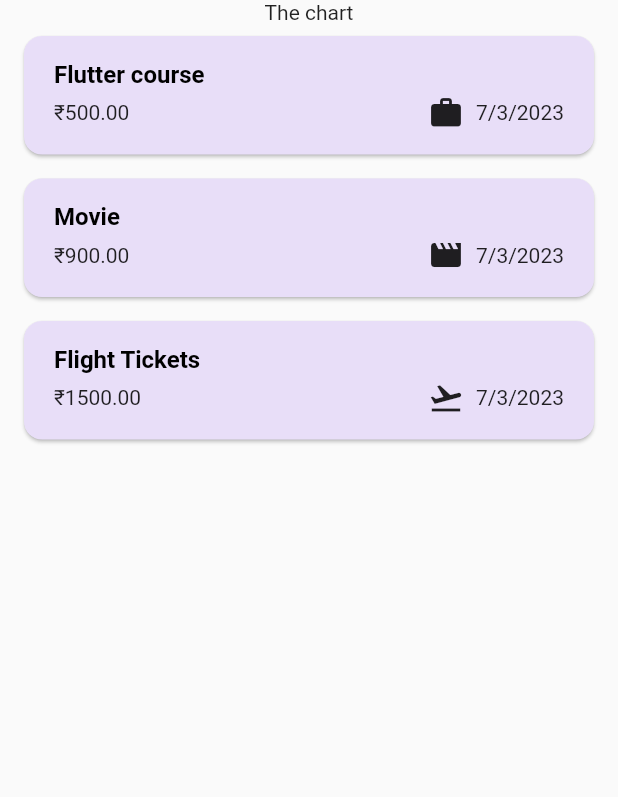
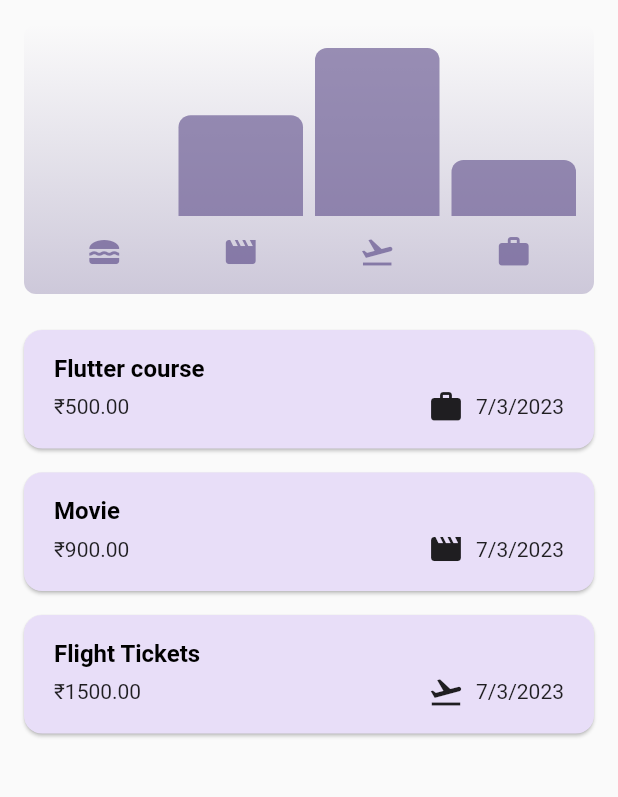
Before and after one commit to adityasood04/Expense-Tracker, a Flutter app: the screen it shows after launch, on a phone screen of 412 x 824 dp, the part 84-881 px from its top. Run offline on Flutter 3.47's test engine with Material 2 defaults, Android fonts, the phone set to English and light mode, and no system bars.

Commit message:
Added bar chart to all categories

```diff
--- a/lib/models/expense.dart
+++ b/lib/models/expense.dart
@@ -1,17 +1,19 @@
+import 'dart:math';
+
 import 'package:flutter/material.dart';
 import 'package:uuid/uuid.dart';
 import 'package:intl/intl.dart';
-
-
 
 final formatter = DateFormat.yMd();
 
 const uuid = Uuid();
 
-enum Category{
-  food, travel, leisure, work,
+enum Category {
+  food,
+  travel,
+  leisure,
+  work,
 }
-
 
 const categoryIcons = {
   Category.food: Icons.lunch_dining,
@@ -20,14 +22,13 @@ const categoryIcons = {
   Category.work: Icons.work,
 };
 
-class Expense{
-
-  Expense({
-    required this.title,
-    required this.amount,
-    required this.date,
-    required this.category
-  }) : id = uuid.v4();
+class Expense {
+  Expense(
+      {required this.title,
+      required this.amount,
+      required this.date,
+      required this.category})
+      : id = uuid.v4();
 
   final String id;
   final String title;
@@ -35,10 +36,25 @@ class Expense{
   final DateTime date;
   final Category category;
 
-  String get formattedDate{
+  String get formattedDate {
     return formatter.format(date);
   }
+}
 
+class ExpenseBucket {
+  const ExpenseBucket({required this.category, required this.expenses});
+  ExpenseBucket.forCategory(List<Expense> allExpenses, this.category)
+      : expenses = allExpenses
+            .where((expense) => expense.category == category)
+            .toList();
 
-
+  final Category category;
+  final List<Expense> expenses;
+  double get totalExpenses {
+    double sum = 0;
+    for (final expense in expenses) {
+      sum = sum + expense.amount;
+    }
+    return sum;
+  }
 }
--- /dev/null
+++ b/lib/widgets/chart/chart.dart
@@ -0,0 +1,95 @@
+import 'package:flutter/material.dart';
+
+import 'package:expense_tracker/widgets/chart/chart_bar.dart';
+import 'package:expense_tracker/models/expense.dart';
+
+class Chart extends StatelessWidget {
+  const Chart({super.key, required this.expenses});
+
+  final List<Expense> expenses;
+
+  List<ExpenseBucket> get buckets {
+    return [
+      ExpenseBucket.forCategory(expenses, Category.food),
+      ExpenseBucket.forCategory(expenses, Category.leisure),
+      ExpenseBucket.forCategory(expenses, Category.travel),
+      ExpenseBucket.forCategory(expenses, Category.work),
+    ];
+  }
+
+  double get maxTotalExpense {
+    double maxTotalExpense = 0;
+
+    for (final bucket in buckets) {
+      if (bucket.totalExpenses > maxTotalExpense) {
+        maxTotalExpense = bucket.totalExpenses;
+      }
+    }
+
+    return maxTotalExpense;
+  }
+
+  @override
+  Widget build(BuildContext context) {
+    final isDarkMode =
+        MediaQuery.of(context).platformBrightness == Brightness.dark;
+    return Container(
+      margin: const EdgeInsets.all(16),
+      padding: const EdgeInsets.symmetric(
+        vertical: 16,
+        horizontal: 8,
+      ),
+      width: double.infinity,
+      height: 180,
+      decoration: BoxDecoration(
+        borderRadius: BorderRadius.circular(8),
+        gradient: LinearGradient(
+          colors: [
+            Theme.of(context).colorScheme.primary.withOpacity(0.3),
+            Theme.of(context).colorScheme.primary.withOpacity(0.0)
+          ],
+          begin: Alignment.bottomCenter,
+          end: Alignment.topCenter,
+        ),
+      ),
+      child: Column(
+        children: [
+          Expanded(
+            child: Row(
+              crossAxisAlignment: CrossAxisAlignment.end,
+              children: [
+                for (final bucket in buckets) // alternative to map()
+                  ChartBar(
+                    fill: bucket.totalExpenses == 0
+                        ? 0
+                        : bucket.totalExpenses / maxTotalExpense,
+                  )
+              ],
+            ),
+          ),
+          const SizedBox(height: 12),
+          Row(
+            children: buckets
+                .map(
+                  (bucket) => Expanded(
+                    child: Padding(
+                      padding: const EdgeInsets.symmetric(horizontal: 4),
+                      child: Icon(
+                        categoryIcons[bucket.category],
+                        color: isDarkMode
+                            ? Theme.of(context).colorScheme.secondary
+                            : Theme.of(context)
+                                .colorScheme
+                                .primary
+                                .withOpacity(0.7),
+                      ),
+                    ),
+                  ),
+                )
+                .toList(),
+          )
+        ],
+      ),
+    );
+  }
+}
--- /dev/null
+++ b/lib/widgets/chart/chart_bar.dart
@@ -0,0 +1,34 @@
+import 'package:flutter/material.dart';
+
+class ChartBar extends StatelessWidget {
+  const ChartBar({
+    super.key,
+    required this.fill,
+  });
+
+  final double fill;
+
+  @override
+  Widget build(BuildContext context) {
+    final isDarkMode =
+        MediaQuery.of(context).platformBrightness == Brightness.dark;
+    return Expanded(
+      child: Padding(
+        padding: const EdgeInsets.symmetric(horizontal: 4),
+        child: FractionallySizedBox(
+          heightFactor: fill,
+          child: DecoratedBox(
+            decoration: BoxDecoration(
+              shape: BoxShape.rectangle,
+              borderRadius:
+                  const BorderRadius.vertical(top: Radius.circular(8)),
+              color: isDarkMode
+                  ? Theme.of(context).colorScheme.secondary
+                  : Theme.of(context).colorScheme.primary.withOpacity(0.65),
+            ),
+          ),
+        ),
+      ),
+    );
+  }
+}
--- a/lib/widgets/expenses.dart
+++ b/lib/widgets/expenses.dart
@@ -1,5 +1,6 @@
 import 'dart:math';
 
+import 'package:expense_tracker/widgets/chart/chart.dart';
 import 'package:expense_tracker/widgets/expenses_list/expenses_list.dart';
 import 'package:expense_tracker/models/expense.dart';
 import 'package:expense_tracker/widgets/new_expense.dart';
@@ -96,7 +97,7 @@ class _ExpensesState extends State<Expenses> {
       ),
       body: Column(
         children: [
-          const Text("The chart"),
+          Chart(expenses: _registeredExpenses),
           Expanded(
             child: mainContent,
           ),
```
